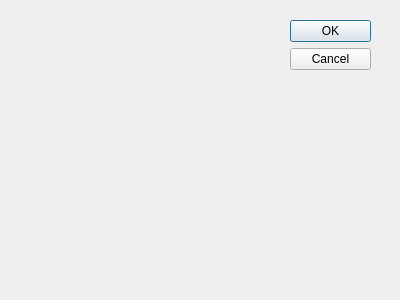
Above: chatwindow.ui from jdolandev/Securis before the change. Below: the same form after it.
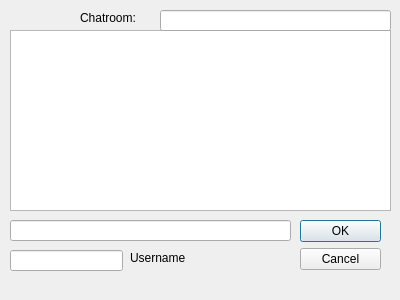
That is the form after the change.

```diff
--- a/chatwindow.ui
+++ b/chatwindow.ui
@@ -15,13 +15,13 @@
   <property name="windowTitle" >
    <string>Dialog</string>
   </property>
-  <widget class="QDialogButtonBox" name="buttonBox" >
-   <property name="geometry" >
+  <widget class="QDialogButtonBox" name="buttonBox">
+   <property name="geometry">
     <rect>
-     <x>290</x>
-     <y>20</y>
+     <x>300</x>
+     <y>220</y>
      <width>81</width>
-     <height>241</height>
+     <height>71</height>
     </rect>
    </property>
    <property name="orientation" >
@@ -31,6 +31,72 @@
     <set>QDialogButtonBox::Cancel|QDialogButtonBox::Ok</set>
    </property>
   </widget>
+  <widget class="QTextEdit" name="textEdit">
+   <property name="geometry">
+    <rect>
+     <x>10</x>
+     <y>30</y>
+     <width>381</width>
+     <height>181</height>
+    </rect>
+   </property>
+  </widget>
+  <widget class="QLineEdit" name="lineEdit">
+   <property name="geometry">
+    <rect>
+     <x>10</x>
+     <y>220</y>
+     <width>281</width>
+     <height>21</height>
+    </rect>
+   </property>
+  </widget>
+  <widget class="QLineEdit" name="lineEdit_2">
+   <property name="geometry">
+    <rect>
+     <x>10</x>
+     <y>250</y>
+     <width>113</width>
+     <height>21</height>
+    </rect>
+   </property>
+  </widget>
+  <widget class="QLabel" name="label">
+   <property name="geometry">
+    <rect>
+     <x>130</x>
+     <y>250</y>
+     <width>62</width>
+     <height>16</height>
+    </rect>
+   </property>
+   <property name="text">
+    <string>Username</string>
+   </property>
+  </widget>
+  <widget class="QLineEdit" name="lineEdit_3">
+   <property name="geometry">
+    <rect>
+     <x>160</x>
+     <y>10</y>
+     <width>231</width>
+     <height>21</height>
+    </rect>
+   </property>
+  </widget>
+  <widget class="QLabel" name="label_2">
+   <property name="geometry">
+    <rect>
+     <x>80</x>
+     <y>10</y>
+     <width>71</width>
+     <height>16</height>
+    </rect>
+   </property>
+   <property name="text">
+    <string>Chatroom:</string>
+   </property>
+  </widget>
  </widget>
  <pixmapfunction></pixmapfunction>
  <resources/>
```
Left out of the diff: 25 changed lines with no effect on the pictures.
